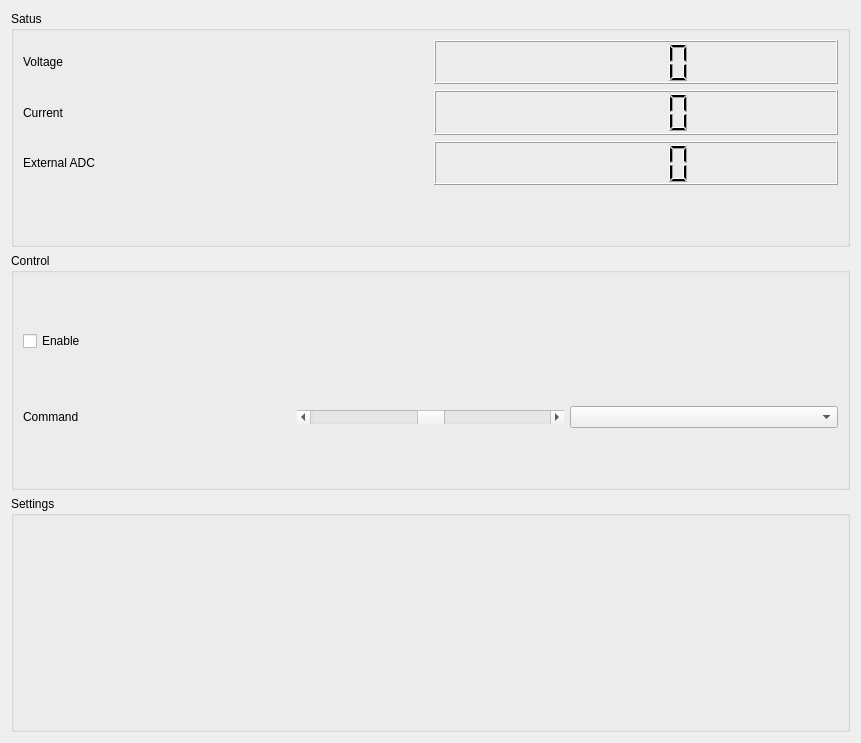
Haziham/Honours_Computer_Software, file app/forms/jointcontrolwidget.ui: the form before one commit.
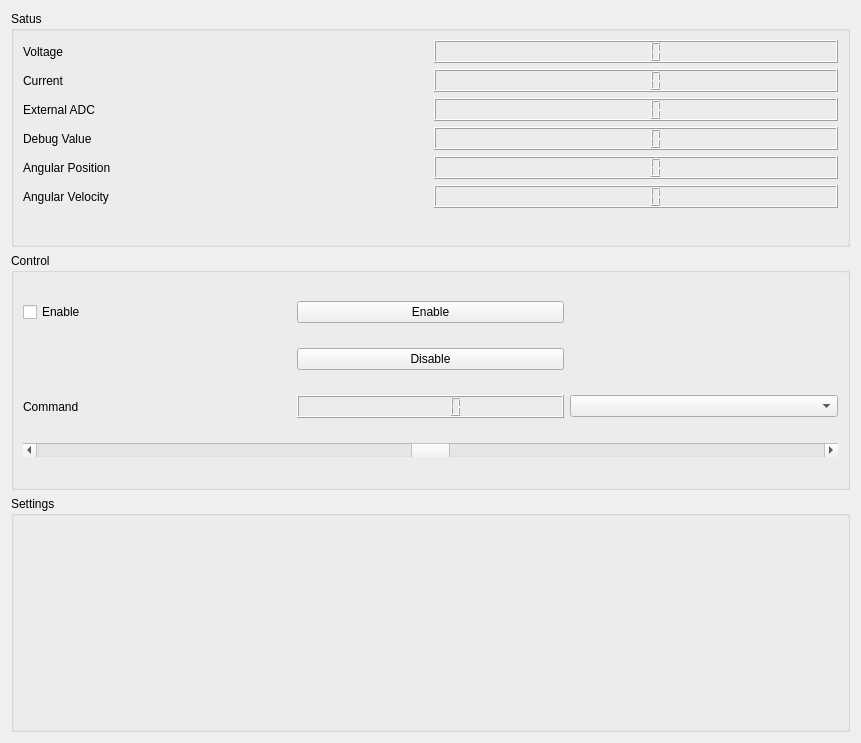
The form after the commit. Icons and pictures are not drawn.

Diff of the .ui file:
```diff
--- a/app/forms/jointcontrolwidget.ui
+++ b/app/forms/jointcontrolwidget.ui
@@ -20,19 +20,6 @@
       <string>Satus</string>
      </property>
      <layout class="QGridLayout" name="gridLayout">
-      <item row="1" column="2">
-       <widget class="QLabel" name="label">
-        <property name="text">
-         <string>Voltage</string>
-        </property>
-       </widget>
-      </item>
-      <item row="1" column="3">
-       <widget class="QLCDNumber" name="volageDisplay"/>
-      </item>
-      <item row="3" column="3">
-       <widget class="QLCDNumber" name="externalADCDisplay"/>
-      </item>
       <item row="3" column="2">
        <widget class="QLabel" name="label_3">
         <property name="text">
@@ -40,17 +27,33 @@
         </property>
        </widget>
       </item>
-      <item row="2" column="2">
-       <widget class="QLabel" name="label_2">
+      <item row="5" column="2">
+       <widget class="QLabel" name="label_6">
         <property name="text">
-         <string>Current</string>
+         <string>Angular Position</string>
         </property>
        </widget>
       </item>
+      <item row="3" column="3">
+       <widget class="QLCDNumber" name="externalADCDisplay"/>
+      </item>
+      <item row="1" column="2">
+       <widget class="QLabel" name="label">
+        <property name="text">
+         <string>Voltage</string>
+        </property>
+       </widget>
+      </item>
+      <item row="4" column="3">
+       <widget class="QLCDNumber" name="debugDisplay"/>
+      </item>
       <item row="2" column="3">
        <widget class="QLCDNumber" name="currentDisplay"/>
       </item>
-      <item row="4" column="2" colspan="2">
+      <item row="1" column="3">
+       <widget class="QLCDNumber" name="voltageDisplay"/>
+      </item>
+      <item row="7" column="2" colspan="2">
        <layout class="QHBoxLayout" name="horizontalLayout">
         <item>
          <spacer name="horizontalSpacer">
@@ -145,6 +148,33 @@
         </item>
        </layout>
       </item>
+      <item row="4" column="2">
+       <widget class="QLabel" name="label_5">
+        <property name="text">
+         <string>Debug Value</string>
+        </property>
+       </widget>
+      </item>
+      <item row="2" column="2">
+       <widget class="QLabel" name="label_2">
+        <property name="text">
+         <string>Current</string>
+        </property>
+       </widget>
+      </item>
+      <item row="6" column="2">
+       <widget class="QLabel" name="label_7">
+        <property name="text">
+         <string>Angular Velocity</string>
+        </property>
+       </widget>
+      </item>
+      <item row="5" column="3">
+       <widget class="QLCDNumber" name="angularPositionDisplay"/>
+      </item>
+      <item row="6" column="3">
+       <widget class="QLCDNumber" name="angularVelocityDisplay"/>
+      </item>
      </layout>
     </widget>
    </item>
@@ -154,24 +184,45 @@
       <string>Control</string>
      </property>
      <layout class="QGridLayout" name="gridLayout_2">
-      <item row="1" column="2">
+      <item row="2" column="2">
        <widget class="QComboBox" name="commandModeSelector"/>
       </item>
-      <item row="0" column="0">
-       <widget class="QCheckBox" name="enableCheckbox">
-        <property name="text">
-         <string>Enable</string>
-        </property>
-       </widget>
-      </item>
-      <item row="1" column="0">
+      <item row="2" column="0">
        <widget class="QLabel" name="label_4">
         <property name="text">
          <string>Command</string>
         </property>
        </widget>
       </item>
+      <item row="0" column="0">
+       <widget class="QCheckBox" name="enableCheckbox">
+        <property name="text">
+         <string>Enable</string>
+        </property>
+       </widget>
+      </item>
+      <item row="0" column="1">
+       <widget class="QPushButton" name="enableButton">
+        <property name="text">
+         <string>Enable</string>
+        </property>
+       </widget>
+      </item>
       <item row="1" column="1">
+       <widget class="QPushButton" name="disableButton">
+        <property name="text">
+         <string>Disable</string>
+        </property>
+       </widget>
+      </item>
+      <item row="2" column="1">
+       <widget class="QLCDNumber" name="commandDisplay">
+        <property name="digitCount">
+         <number>6</number>
+        </property>
+       </widget>
+      </item>
+      <item row="4" column="0" colspan="3">
        <widget class="QScrollBar" name="commandValueSlider">
         <property name="minimum">
          <number>-100</number>
```
Left out of the diff: 2 changed lines with no effect on the pictures.
